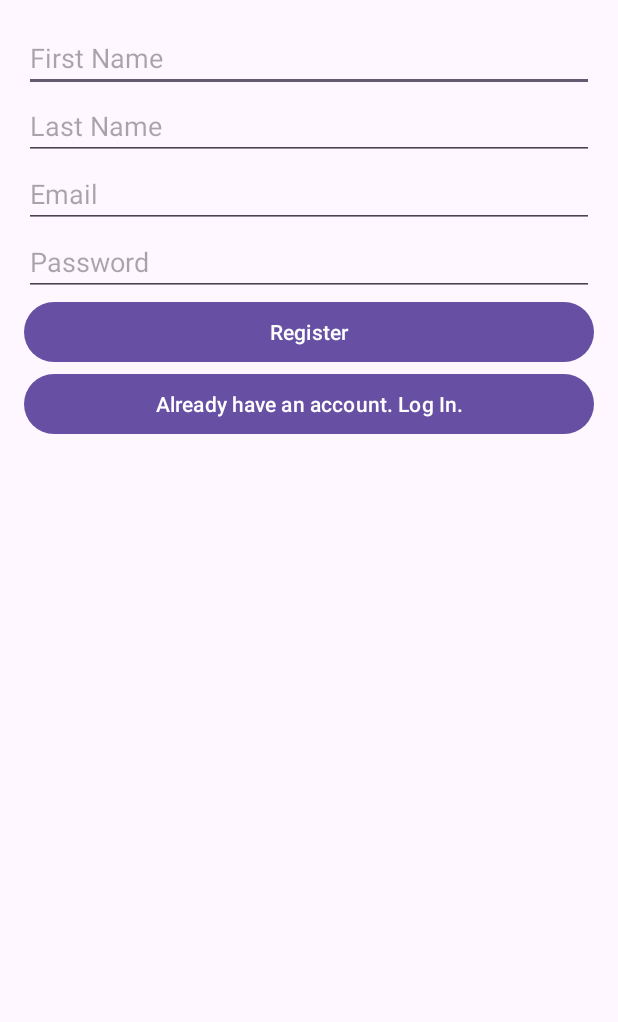
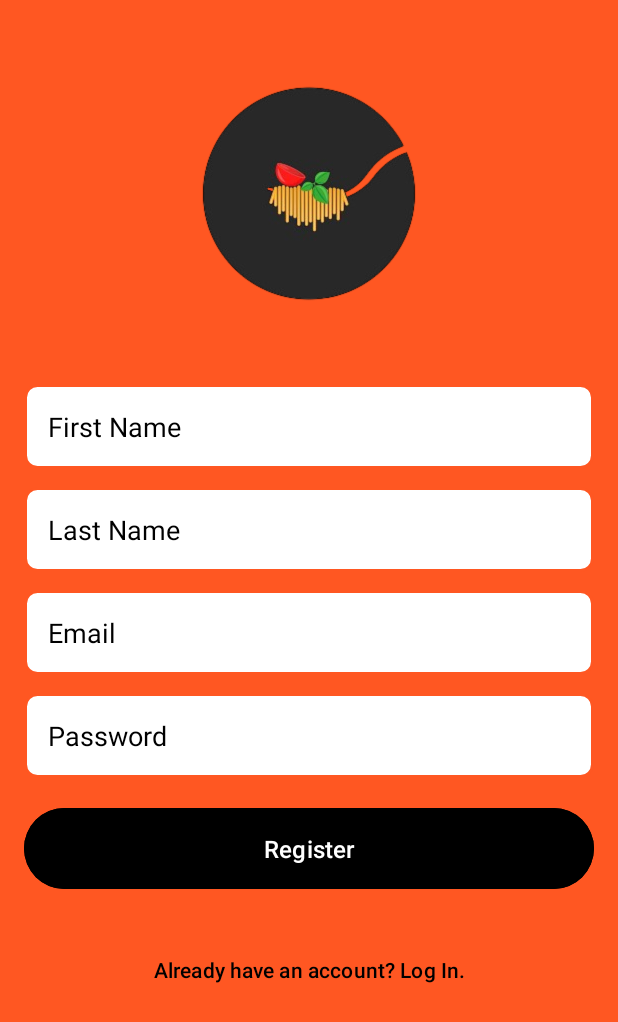
Before and after one commit to gertahodolli/AndroidProject2024, an Android app: the screen it shows after launch (MainActivity), on a phone screen of 412 x 824 dp. Shown: the top 1022 px of the screen. Run offline under Robolectric (Android 15) with nearby library versions, the phone set to English and light mode, and no system bars; our stand-ins replace Firebase (no records; nobody signed in at launch, a user with empty details on screens opened directly).

Commit message:
Finalizating the project overall fixes

```diff
--- a/app/src/main/res/drawable/edit_text_background.xml
+++ b/app/src/main/res/drawable/edit_text_background.xml
@@ -4,4 +4,8 @@
     <solid android:color="#FFFFFF"/>
     <corners android:radius="8dp"/>
     <stroke android:color="#CCCCCC" android:width="1dp"/>
+
+    <solid android:color="@color/white"/>
+    <corners android:radius="8dp"/>
+    <stroke android:color="@color/primaryColor" android:width="2dp"/>
 </shape>
--- a/app/src/main/res/layout/activity_login.xml
+++ b/app/src/main/res/layout/activity_login.xml
@@ -64,9 +64,19 @@
             android:layout_width="match_parent"
             android:layout_height="wrap_content"
             android:text="Login"
-            android:textColor="@color/primaryColor"
+            android:textColor="@color/white"
             android:backgroundTint="@color/black"
             android:layout_marginBottom="12dp"
+            android:elevation="4dp" />
+
+        <!-- Register Button -->
+        <Button
+            android:id="@+id/registerButton"
+            android:layout_width="match_parent"
+            android:layout_height="wrap_content"
+            android:text="Register"
+            android:textColor="@color/white"
+            android:backgroundTint="@color/black"
             android:elevation="4dp" />
 
         <!-- Forgot Password Button -->
@@ -76,7 +86,8 @@
             android:layout_height="wrap_content"
             android:text="Forgot Password?"
             android:textColor="@color/white"
-            android:background="@drawable/rounded_corner_background"
+            android:background="#000000"
+            android:layout_marginTop="20dp"
             android:layout_marginBottom="12dp" />
 
         <!-- Resend Verification Email Button -->
@@ -86,17 +97,8 @@
             android:layout_height="wrap_content"
             android:text="Resend Verification Email"
             android:textColor="@color/white"
-            android:background="@drawable/rounded_corner_background"
+            android:background="#000000"
             android:layout_marginBottom="12dp" />
 
-        <!-- Register Button -->
-        <Button
-            android:id="@+id/registerButton"
-            android:layout_width="match_parent"
-            android:layout_height="wrap_content"
-            android:text="Register"
-            android:textColor="@color/primaryColor"
-            android:backgroundTint="@color/black"
-            android:elevation="4dp" />
     </LinearLayout>
 </ScrollView>
--- a/app/src/main/res/layout/activity_main.xml
+++ b/app/src/main/res/layout/activity_main.xml
@@ -1,58 +1,108 @@
 <ScrollView xmlns:android="http://schemas.android.com/apk/res/android"
     android:layout_width="match_parent"
     android:layout_height="match_parent"
-    android:padding="16dp">
+    android:padding="16dp"
+    android:background="@color/primaryColor">
 
     <LinearLayout
         android:layout_width="match_parent"
         android:layout_height="wrap_content"
-        android:orientation="vertical">
+        android:orientation="vertical"
+        android:paddingTop="16dp"
+        android:paddingBottom="16dp">
 
+        <!-- Logo Image -->
+        <ImageView
+            android:id="@+id/logoImage"
+            android:layout_width="match_parent"
+            android:layout_height="200dp"
+            android:src="@drawable/logo"
+            android:layout_marginBottom="24dp"
+            android:scaleType="centerInside"
+            android:layout_gravity="center"/>
+
+        <!-- First Name Input -->
         <EditText
             android:id="@+id/nameEditText"
             android:layout_width="match_parent"
             android:layout_height="wrap_content"
-            android:hint="First Name" />
+            android:hint="First Name"
+            android:padding="16dp"
+            android:layout_marginBottom="12dp"
+            android:background="@drawable/edit_text_background"
+            android:textColor="@color/textPrimary"
+            android:textColorHint="@color/black" />
 
+        <!-- Last Name Input -->
         <EditText
             android:id="@+id/surnameEditText"
             android:layout_width="match_parent"
             android:layout_height="wrap_content"
-            android:hint="Last Name" />
+            android:hint="Last Name"
+            android:padding="16dp"
+            android:layout_marginBottom="12dp"
+            android:background="@drawable/edit_text_background"
+            android:textColor="@color/textPrimary"
+            android:textColorHint="@color/black" />
 
-
+        <!-- Email Input -->
         <EditText
             android:id="@+id/emailEditText"
             android:layout_width="match_parent"
             android:layout_height="wrap_content"
             android:hint="Email"
-            android:inputType="textEmailAddress" />
+            android:inputType="textEmailAddress"
+            android:padding="16dp"
+            android:layout_marginBottom="12dp"
+            android:background="@drawable/edit_text_background"
+            android:textColor="@color/textPrimary"
+            android:textColorHint="@color/black" />
 
+        <!-- Password Input -->
         <EditText
             android:id="@+id/passwordEditText"
             android:layout_width="match_parent"
             android:layout_height="wrap_content"
             android:hint="Password"
-            android:inputType="textPassword" />
+            android:inputType="textPassword"
+            android:padding="16dp"
+            android:layout_marginBottom="16dp"
+            android:background="@drawable/edit_text_background"
+            android:textColor="@color/textPrimary"
+            android:textColorHint="@color/black" />
 
+        <!-- ProgressBar for loading state -->
         <ProgressBar
             android:id="@+id/progressBar"
             android:layout_width="wrap_content"
             android:layout_height="wrap_content"
             android:visibility="gone"
-            android:layout_gravity="center" />
+            android:layout_gravity="center"
+            android:indeterminateTint="@color/primaryColor" />
 
+        <!-- Register Button -->
         <Button
             android:id="@+id/registerButton"
             android:layout_width="match_parent"
             android:layout_height="wrap_content"
-            android:text="Register" />
+            android:text="Register"
+            android:textColor="@android:color/white"
+            android:backgroundTint="@color/black"
+            android:textSize="16sp"
+            android:layout_marginBottom="12dp"
+            android:padding="16dp" />
 
+        <!-- Login Button (Switch to login) -->
         <Button
             android:id="@+id/loginButton"
             android:layout_width="match_parent"
             android:layout_height="wrap_content"
-            android:text="Already have an account. Log In." />
+            android:text="Already have an account? Log In."
+            android:textColor="@color/black"
+            android:backgroundTint="@android:color/transparent"
+            android:textSize="14sp"
+            android:layout_marginTop="8dp"
+            android:padding="16dp" />
 
     </LinearLayout>
 </ScrollView>
```
